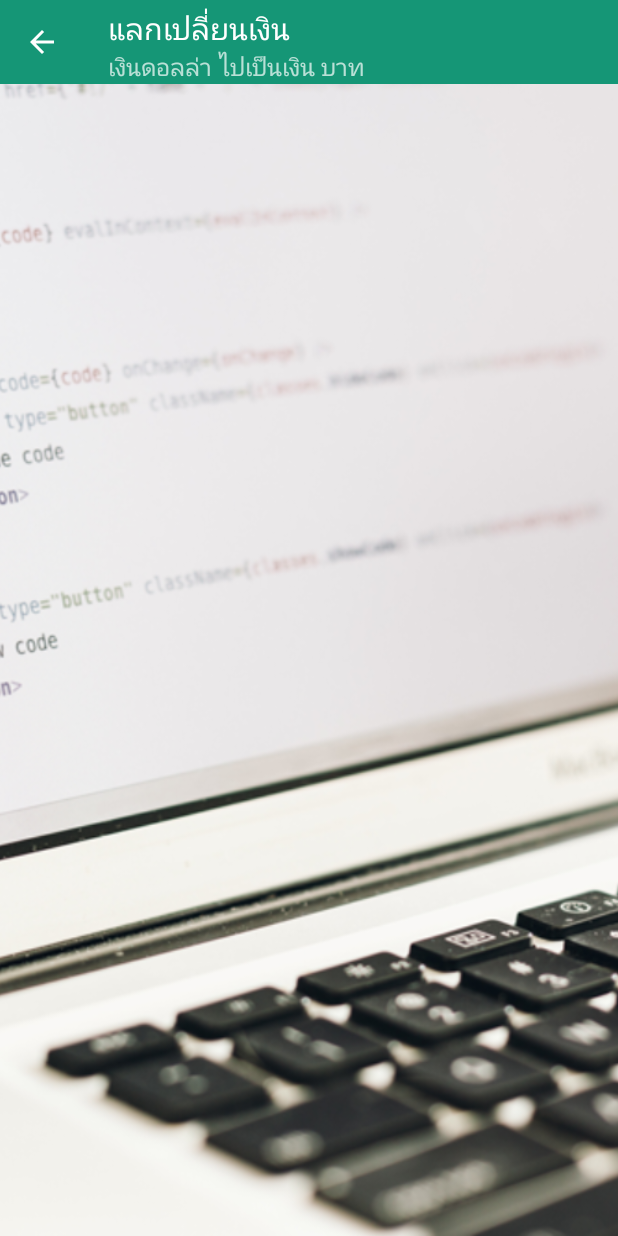
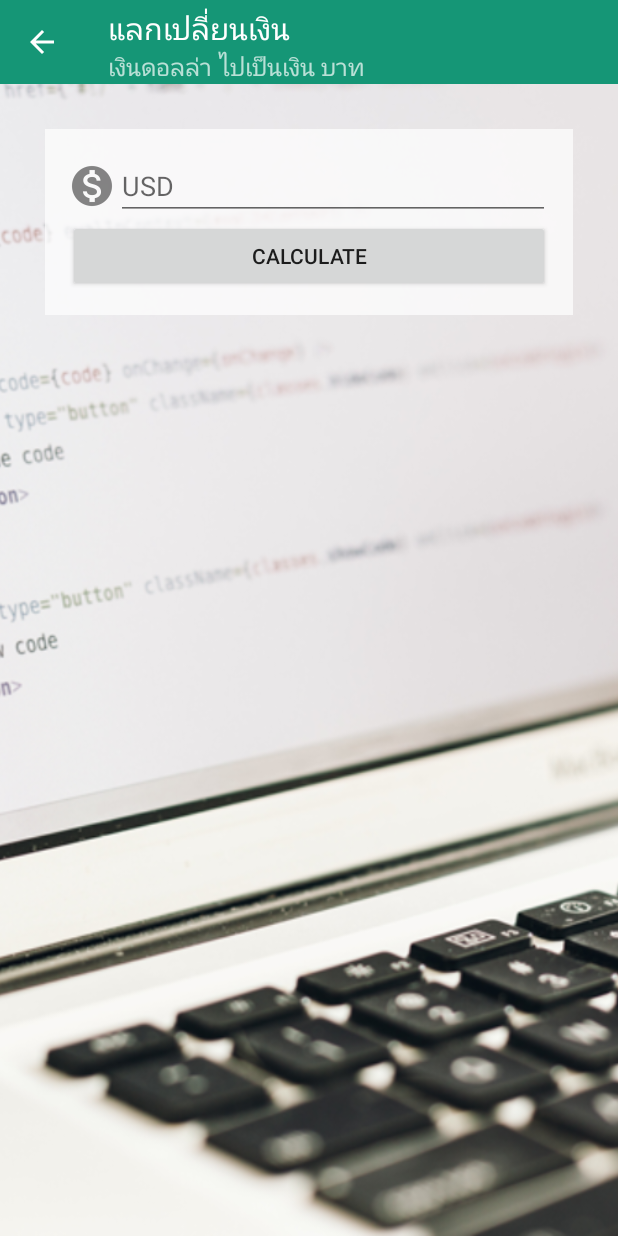
Before and after one commit to Natida2640/natida, an Android app: the screen it shows after launch (MainActivity), after a tap on "CALCULATE", on a phone screen of 412 x 824 dp. Run offline under Robolectric (Android 15) with nearby library versions, the phone set to English and light mode, and no system bars.

```diff
--- a/app/src/main/java/natida/sbc/ac/th/sbcmoneychange/fragment/CalcutateFragement.java
+++ b/app/src/main/java/natida/sbc/ac/th/sbcmoneychange/fragment/CalcutateFragement.java
@@ -4,6 +4,7 @@ import android.os.Bundle;
 import android.support.annotation.Nullable;
 import android.support.v4.app.Fragment;
 import android.support.v7.widget.Toolbar;
+import android.util.Log;
 import android.view.LayoutInflater;
 import android.view.View;
 import android.view.ViewGroup;
@@ -17,11 +18,37 @@ import natida.sbc.ac.th.sbcmoneychange.R;
 
 public class CalcutateFragement extends Fragment{
 
+    private double aDouble;
+
+    public static CalcutateFragement calculateInstance(double factorDouble){
+        CalcutateFragement calcutateFragement = new CalcutateFragement();
+        Bundle bundle = new Bundle();
+        bundle.putDouble("Factor",factorDouble);
+        calcutateFragement.setArguments(bundle);
+
+        return calcutateFragement;
+    }
+
+
+
+
+
     @Override
     public void onActivityCreated(@Nullable Bundle savedInstanceState) {
         super.onActivityCreated(savedInstanceState);
 
         //        Toolbar Controller
+        toolbarController();
+
+//        Get Value From Argument
+        aDouble = getArguments().getDouble("Factor");
+        Log.d("13Jan", "Factor ==>" + aDouble);
+
+
+
+    }   // Main Method
+
+    private void toolbarController() {
         Toolbar toolbar = getView().findViewById(R.id.toolbarCalculate);
         ((MainActivity)getActivity()).setSupportActionBar(toolbar);
 
@@ -37,10 +64,7 @@ public class CalcutateFragement extends Fragment{
                 getActivity().getSupportFragmentManager().popBackStack();
             }
         });
-
-
-
-    }   // Main Method
+    }
 
     @Nullable
     @Override
--- a/app/src/main/java/natida/sbc/ac/th/sbcmoneychange/fragment/MainFragment.java
+++ b/app/src/main/java/natida/sbc/ac/th/sbcmoneychange/fragment/MainFragment.java
@@ -16,11 +16,19 @@ import natida.sbc.ac.th.sbcmoneychange.R;
 
 public class MainFragment extends Fragment{
 
+    private double aDouble = 33.11;
+
     @Override
     public void onActivityCreated(@Nullable Bundle savedInstanceState) {
         super.onActivityCreated(savedInstanceState);
 
 //        Calculate Controller
+        calculateController();
+
+
+    }   //Main Method
+
+    private void calculateController() {
         Button button = getView().findViewById(R.id.btnCalculate);
         button.setOnClickListener(new View.OnClickListener() {
             @Override
@@ -29,15 +37,13 @@ public class MainFragment extends Fragment{
 //                Replace Fragment
                 getActivity().getSupportFragmentManager()
                         .beginTransaction()
-                        .replace(R.id.contentMainFragment, new CalcutateFragement())
+                        .replace(R.id.contentMainFragment, CalcutateFragement.calculateInstance(aDouble))
                         .addToBackStack(null)
                         .commit();
 
             }
         });
-
-
-    }   //Main Method
+    }
 
     @Nullable
     @Override
--- a/app/src/main/res/layout/fragement_calculate.xml
+++ b/app/src/main/res/layout/fragement_calculate.xml
@@ -11,6 +11,45 @@
         android:theme="@style/ThemeOverlay.AppCompat.Dark.ActionBar"
         android:id="@+id/toolbarCalculate"/>
     <!--Content-->
+    <LinearLayout
+        android:padding="15dp"
+        android:layout_margin="30dp"
+        android:background="#b4ffffff"
+        android:orientation="vertical"
+        android:layout_width="match_parent"
+        android:layout_height="wrap_content">
+
+        <!--Money-->
+        <LinearLayout
+            android:orientation="horizontal"
+            android:layout_width="match_parent"
+            android:layout_height="wrap_content">
+
+            <!--Icon-->
+            <ImageView
+                android:layout_gravity="center_vertical"
+                android:src="@drawable/ic_action_money"
+                android:layout_width="wrap_content"
+                android:layout_height="wrap_content" />
+
+            <!--TextField-->
+            <EditText
+                android:hint="USD"
+                android:inputType="number"
+                android:layout_width="match_parent"
+                android:layout_height="wrap_content" />
+
+
+        </LinearLayout>
+
+        <!--Calculate-->
+        <Button
+            android:text="Calculate"
+            android:layout_width="match_parent"
+            android:layout_height="wrap_content" />
+
+
+    </LinearLayout>
 
 
 </LinearLayout>
```
Also changed, not shown: app/src/main/res/drawable-hdpi/ic_action_money.png (added), app/src/main/res/drawable-mdpi/ic_action_money.png (added), app/src/main/res/drawable-xhdpi/ic_action_money.png (added), app/src/main/res/drawable-xxhdpi/ic_action_money.png (added).
